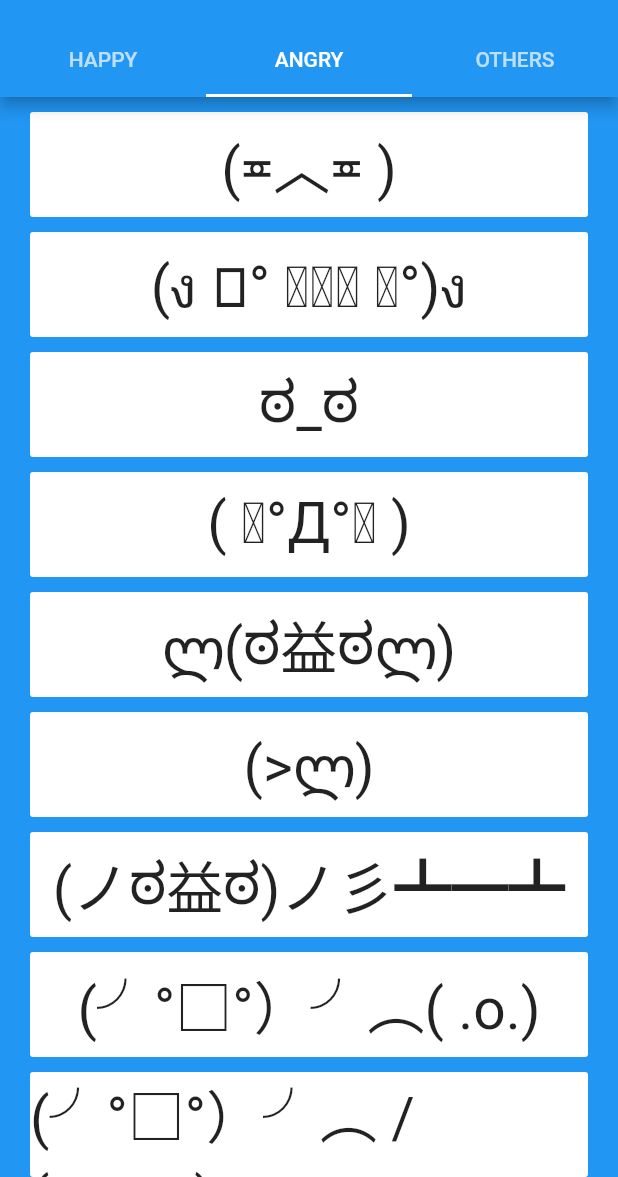
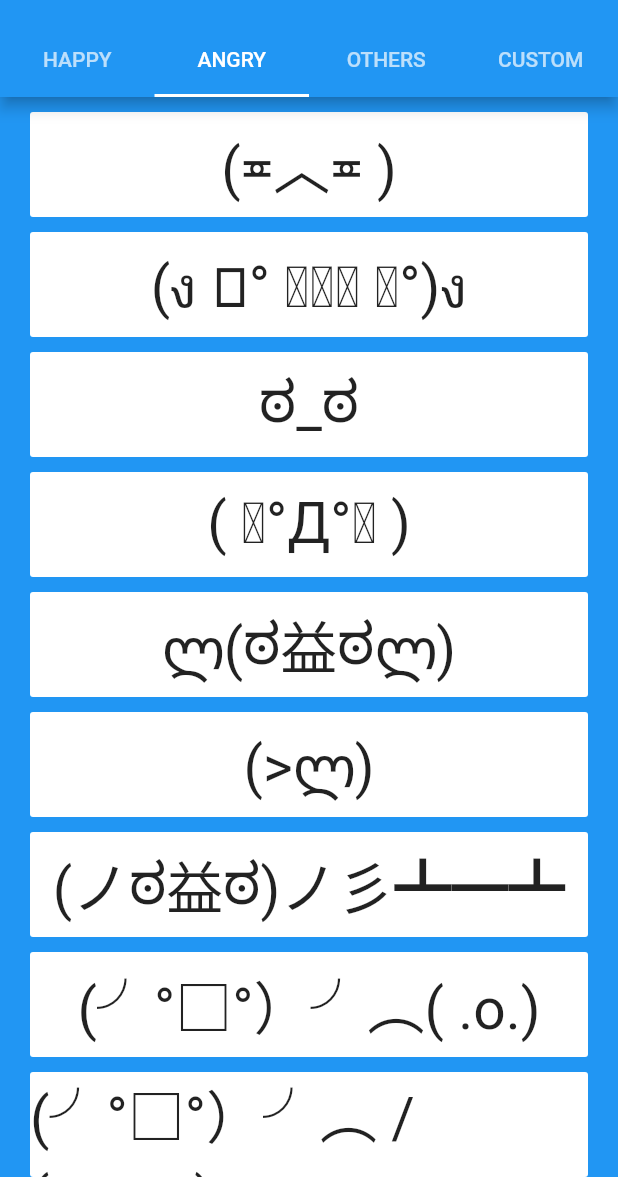
Before and after one commit to sharpsan/kaomoji_flutter, a Flutter app: the screen it shows after launch, tab 2 chosen, on a phone screen of 412 x 824 dp, the part 59-1236 px from its top. Run offline on Flutter 3.47's test engine with Material 2 defaults, Android fonts, the phone set to English and light mode, and no system bars; our stand-ins replace shared_preferences.

Commit message:
start working on adding custom emojis
Added a new tab for custom emojis
Reworked the tabs setup in order to add a callback to the tab controller

```diff
--- a/lib/screens/emojis_screen.dart
+++ b/lib/screens/emojis_screen.dart
@@ -2,8 +2,10 @@ import 'package:flutter/material.dart';
 import 'package:flutter/services.dart';
 
 class EmojisScreen extends StatelessWidget {
-  final emojiData;
-  EmojisScreen({this.emojiData});
+  final List<String> emojiData;
+  EmojisScreen({
+    required this.emojiData,
+  });
 
   void copyToClipboard(BuildContext context, String text) {
     Clipboard.setData(ClipboardData(text: text)).whenComplete(() {
@@ -64,7 +66,7 @@ class EmojiCard extends StatelessWidget {
               ),
             ),
           ),
-          new Positioned.fill(
+          Positioned.fill(
             child: Material(
               color: Colors.transparent,
               child: InkWell(
--- a/lib/screens/emojis_tabs_screen.dart
+++ b/lib/screens/emojis_tabs_screen.dart
@@ -2,7 +2,15 @@ import 'package:flutter/material.dart';
 import 'package:kaomoji_flutter/constants/emojis.dart' as Emojis;
 import 'package:kaomoji_flutter/screens/emojis_screen.dart';
 
-class EmojisTabsScreen extends StatelessWidget {
+class EmojisTabsScreen extends StatefulWidget {
+  const EmojisTabsScreen({Key? key}) : super(key: key);
+
+  @override
+  State<EmojisTabsScreen> createState() => _EmojisTabsScreenState();
+}
+
+class _EmojisTabsScreenState extends State<EmojisTabsScreen>
+    with SingleTickerProviderStateMixin {
   final List<TabEntry> _tabEntries = [
     TabEntry(
       tab: Tab(text: "HAPPY"),
@@ -16,12 +24,36 @@ class EmojisTabsScreen extends StatelessWidget {
       tab: Tab(text: "OTHERS"),
       tabView: EmojisScreen(emojiData: Emojis.kEmojisOther),
     ),
+    TabEntry(
+      tab: Tab(text: "CUSTOM"),
+      tabView: EmojisScreen(emojiData: []),
+    ),
   ];
+
+  bool showAddCustomEmojiFab = false;
+  late final TabController _tabController = TabController(
+    length: 4,
+    vsync: this,
+  )..addListener(() {
+      /// Show the FAB only on the custom tab
+      _setFabVisibility(_tabController.index == 3);
+    });
+
+  void _setFabVisibility(bool show) {
+    if (show != showAddCustomEmojiFab)
+      setState(() {
+        showAddCustomEmojiFab = show;
+      });
+  }
+
+  @override
+  void initState() {
+    super.initState();
+  }
+
   @override
   Widget build(BuildContext context) {
-    return DefaultTabController(
-      length: 3,
-      child: Scaffold(
+    return Scaffold(
         appBar: AppBar(
           actions: <Widget>[
             // theme settings
@@ -31,15 +63,21 @@ class EmojisTabsScreen extends StatelessWidget {
             ),
           ],
           bottom: TabBar(
+            controller: _tabController,
             tabs: _tabEntries.map((entry) => entry.tab).toList(),
           ),
           title: Text("ASCII Emotes"),
         ),
         body: TabBarView(
+          controller: _tabController,
           children: _tabEntries.map((entry) => entry.tabView).toList(),
         ),
-      ),
-    );
+        floatingActionButton: showAddCustomEmojiFab
+            ? FloatingActionButton(
+                onPressed: () {},
+                child: Icon(Icons.add),
+              )
+            : null);
   }
 }
 
--- a/lib/screens/theme_selector_screen.dart
+++ b/lib/screens/theme_selector_screen.dart
@@ -42,7 +42,8 @@ class _ThemeSelectorScreenState extends State<ThemeSelectorScreen> {
                     );
                   },
                 );
-                }),
+              },
+            ),
           ),
         ],
       ),
```
Lines whose indentation alone changed are shown as unchanged.
